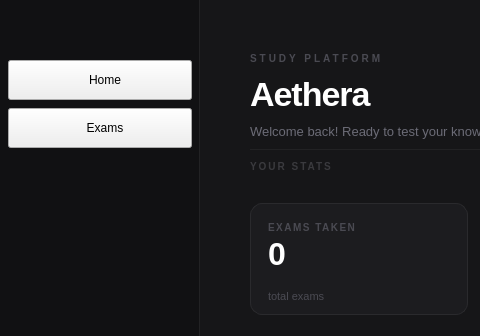
Qt form src/ui/home/home.ui (DIDimov24/Aethera) before a commit; both pictures show x 0 to 480 and y 0 to 336 of the 1000 by 750 pixel window.
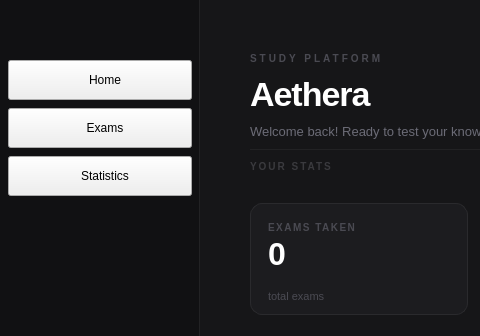
The same form after that commit. Icons and pictures are not drawn.

Commit message: Add statistics page, close #22

Diff of the .ui file:
```diff
--- a/src/ui/home/home.ui
+++ b/src/ui/home/home.ui
@@ -197,6 +197,29 @@
       </size>
      </property>
     </widget>
+    <widget class="QPushButton" name="buttonNavStatistics">
+     <property name="geometry">
+      <rect>
+       <x>8</x>
+       <y>156</y>
+       <width>184</width>
+       <height>40</height>
+      </rect>
+     </property>
+     <property name="text">
+      <string>   Statistics</string>
+     </property>
+     <property name="icon">
+      <iconset resource="../../assets/icons.qrc">
+    <normaloff>:/icons/diagram.svg</normaloff>:/icons/diagram.svg</iconset>
+     </property>
+     <property name="iconSize">
+      <size>
+       <width>18</width>
+       <height>18</height>
+      </size>
+     </property>
+    </widget>
     <widget class="QPushButton" name="buttonLogOut">
      <property name="geometry">
       <rect>
```
The commit also changes 11 other files.
